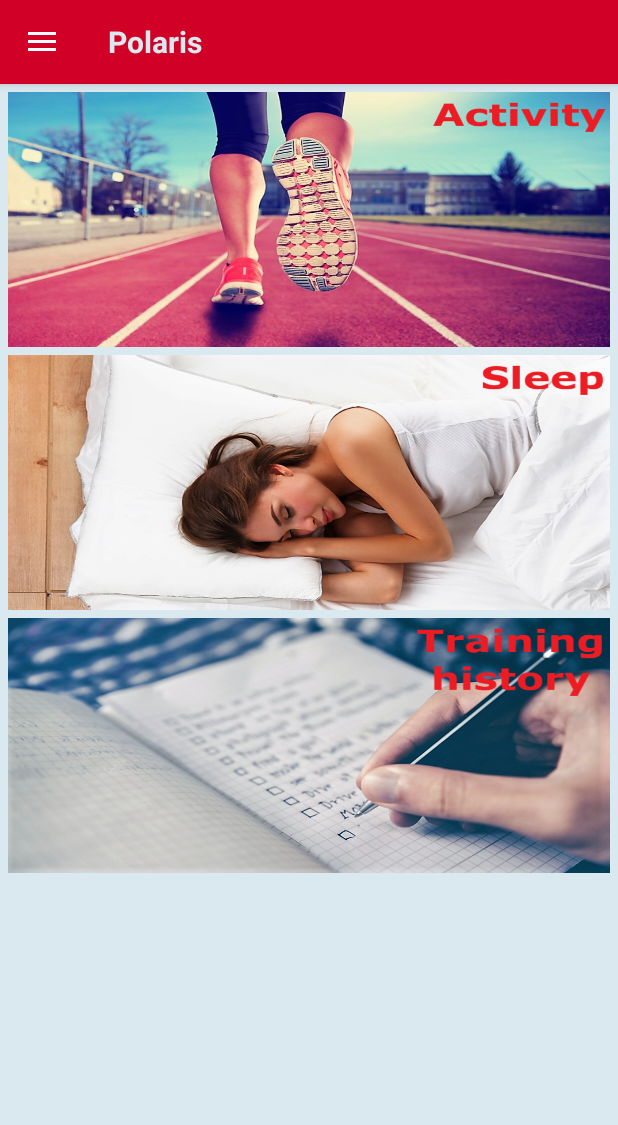
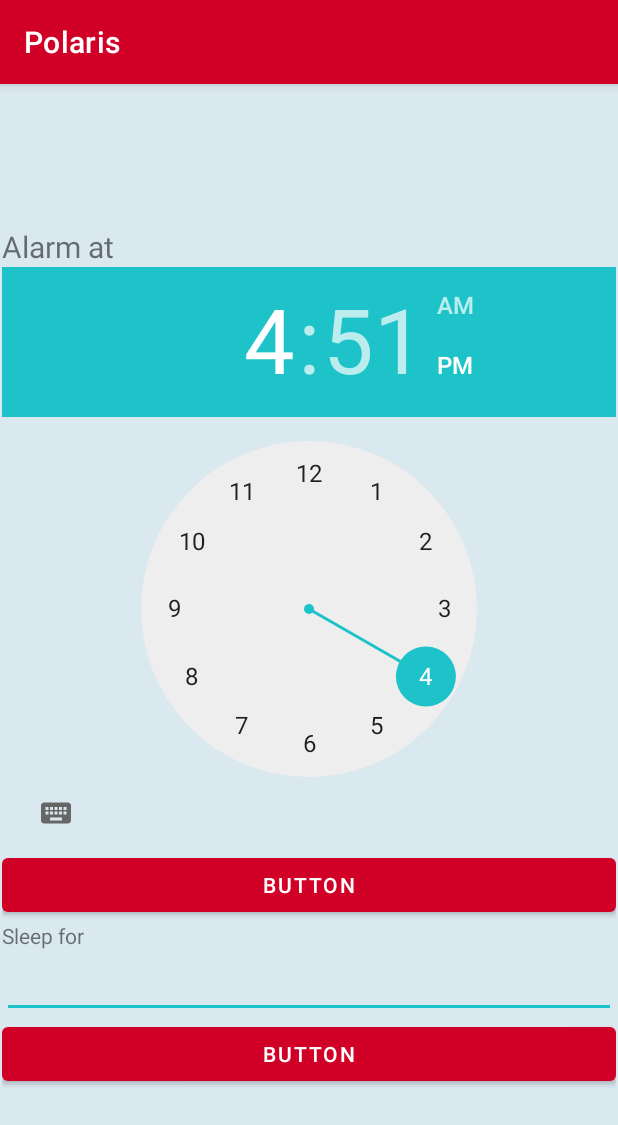
Before and after one commit to basiljung/polarProject, an Android app: the HomeFragment screen opened directly, with no data from a screen before it, after a tap on an icon or button, on a phone screen of 412 x 824 dp. Shown: the top 1125 px of the screen. Run offline under Robolectric (Android 15) with nearby library versions, the phone set to English and light mode, and no system bars; our stand-ins replace Firebase (no records; nobody signed in at launch, a user with empty details on screens opened directly), RxJava; libraries missing offline, so code that uses them is left out: polar.com.sdk; 2 statements that could not run were skipped.

Commit message:
basic UI for sleeping activity

```diff
--- a/app/build.gradle
+++ b/app/build.gradle
@@ -55,6 +55,7 @@ dependencies {
     implementation 'com.google.firebase:firebase-auth:19.1.0'
     implementation 'com.google.firebase:firebase-analytics:17.2.1'
     implementation 'com.google.firebase:firebase-firestore:21.3.0'
+
 }
 
 apply plugin: 'com.google.gms.google-services'
--- a/app/src/main/AndroidManifest.xml
+++ b/app/src/main/AndroidManifest.xml
@@ -15,8 +15,10 @@
         android:roundIcon="@mipmap/ic_polaris_logo_round"
         android:supportsRtl="true"
         android:theme="@style/AppTheme">
-        <activity android:name=".history.HistoryActivity"
-            android:theme="@style/AppTheme.Activity"></activity>
+        <activity android:name=".sleep.SleepActivity"></activity>
+        <activity
+            android:name=".history.HistoryActivity"
+            android:theme="@style/AppTheme.Activity" />
         <activity
             android:name=".IntroActivity"
             android:theme="@style/AppTheme.Intro" />
--- a/app/src/main/java/com/example/polarapp/MainActivity.java
+++ b/app/src/main/java/com/example/polarapp/MainActivity.java
@@ -54,11 +54,6 @@ public class MainActivity extends AppCompatActivity implements NavigationView.On
     protected void onCreate(Bundle savedInstanceState) {
         super.onCreate(savedInstanceState);
         setContentView(R.layout.activity_main);
-
-        //-
-        //String uniqueID = UUID.randomUUID().toString();
-        //Log.d("1234", uniqueID);
-        //-
 
         profilePreferencesManager = new ProfilePreferencesManager(getBaseContext());
         devicePreferencesManager = new DevicePreferencesManager(getBaseContext());
--- /dev/null
+++ b/app/src/main/java/com/example/polarapp/sleep/SleepActivity.java
@@ -0,0 +1,14 @@
+package com.example.polarapp.sleep;
+
+import androidx.appcompat.app.AppCompatActivity;
+import android.os.Bundle;
+import com.example.polarapp.R;
+
+public class SleepActivity extends AppCompatActivity {
+
+    @Override
+    protected void onCreate(Bundle savedInstanceState) {
+        super.onCreate(savedInstanceState);
+        setContentView(R.layout.activity_sleep);
+    }
+}
--- a/app/src/main/java/com/example/polarapp/ui/HomeFragment.java
+++ b/app/src/main/java/com/example/polarapp/ui/HomeFragment.java
@@ -13,6 +13,7 @@ import androidx.fragment.app.Fragment;
 
 import com.example.polarapp.history.HistoryActivity;
 import com.example.polarapp.R;
+import com.example.polarapp.sleep.SleepActivity;
 
 public class HomeFragment extends Fragment {
 
@@ -28,6 +29,7 @@ public class HomeFragment extends Fragment {
             @Override
             public void onClick(View view) {
                 Toast.makeText(getContext(), "Selected Training", Toast.LENGTH_SHORT).show();
+
                 // Start activity with the timer, distance and all the stuff we need.
                 // Use also on it the PolarSDK function with an interface.
                 // Add onPause, onResume, etc in the activity, and call specific functions
@@ -37,7 +39,7 @@ public class HomeFragment extends Fragment {
         sleepImage.setOnClickListener(new View.OnClickListener() {
             @Override
             public void onClick(View view) {
-                Toast.makeText(getContext(), "Selected Sleep", Toast.LENGTH_SHORT).show();
+                openSleepActivity();
                 // Should be something similar to the activity, but you will need to record the sleep.
                 // Add onPause, onResume, etc in the activity, and call specific functions
                 // of the PolarSDK, really important.
@@ -46,14 +48,17 @@ public class HomeFragment extends Fragment {
         historyImage.setOnClickListener(new View.OnClickListener() {
             @Override
             public void onClick(View view) {
-                Toast.makeText(getContext(), "Selected History", Toast.LENGTH_SHORT).show();
                 openHistoryActivity();
-                Toast.makeText(getContext(), "Selected History", Toast.LENGTH_SHORT).show();
                 // Start activity where we'll load all the data saved about the training history.
                 // Showing the last activities, with distance, profile, HR and other things.
             }
         });
         return root;
+    }
+
+    public void openSleepActivity() {
+        Intent myIntent = new Intent(HomeFragment.this.getActivity(), SleepActivity.class);
+        startActivity(myIntent);
     }
 
     public void openHistoryActivity() {
--- a/app/src/main/res/layout/activity_history.xml
+++ b/app/src/main/res/layout/activity_history.xml
@@ -39,9 +39,26 @@
         android:id="@+id/historyList"
         android:layout_width="match_parent"
         android:layout_height="wrap_content"
-        android:layout_margin="2dp">
+        android:layout_margin="5dp">
 
     </ListView>
 
+    <FrameLayout
+        android:id="@+id/fragment_container_devices"
+        android:layout_width="match_parent"
+        android:layout_height="match_parent">
+
+    <com.google.android.material.bottomnavigation.BottomNavigationView
+        android:id="@+id/bottom_navigation"
+        android:layout_width="match_parent"
+        android:layout_height="55dp"
+        android:background="@color/colorPrimary"
+        app:itemIconTint="@drawable/bottom_navigation_devices_colors"
+        app:itemTextColor="@drawable/bottom_navigation_devices_colors"
+        android:layout_gravity="bottom"
+        app:menu="@menu/bottom_navigation_devices_menu"
+        />
+    </FrameLayout>
+
 
 </LinearLayout>
--- /dev/null
+++ b/app/src/main/res/layout/activity_sleep.xml
@@ -0,0 +1,74 @@
+<?xml version="1.0" encoding="utf-8"?>
+<androidx.constraintlayout.widget.ConstraintLayout xmlns:android="http://schemas.android.com/apk/res/android"
+    xmlns:app="http://schemas.android.com/apk/res-auto"
+    xmlns:tools="http://schemas.android.com/tools"
+    android:layout_width="match_parent"
+    android:layout_height="match_parent"
+    tools:context=".sleep.SleepActivity">
+
+    <LinearLayout
+        android:layout_width="409dp"
+        android:layout_height="729dp"
+        android:layout_marginTop="150dp"
+        android:orientation="vertical"
+        app:layout_constraintBottom_toBottomOf="parent"
+        app:layout_constraintEnd_toEndOf="parent"
+        app:layout_constraintStart_toStartOf="parent"
+        app:layout_constraintTop_toTopOf="parent">
+
+        <androidx.constraintlayout.widget.Guideline
+            android:id="@+id/guideline"
+            android:layout_width="match_parent"
+            android:layout_height="wrap_content"
+            android:orientation="vertical" />
+
+        <TextView
+            android:id="@+id/textView3"
+            android:layout_width="match_parent"
+            android:layout_height="wrap_content"
+            android:text="Alarm at"
+            android:textSize="20dp"
+            app:layout_constraintEnd_toEndOf="parent"
+            app:layout_constraintStart_toStartOf="parent" />
+
+        <TimePicker
+            android:layout_width="match_parent"
+            android:layout_height="wrap_content"
+
+            />
+
+        <Button
+            android:id="@+id/button"
+            android:layout_width="match_parent"
+            android:layout_height="wrap_content"
+            android:text="Button"
+            app:layout_constraintEnd_toEndOf="parent"
+            app:layout_constraintStart_toStartOf="parent" />
+
+        <TextView
+            android:id="@+id/textView4"
+            android:layout_width="match_parent"
+            android:layout_height="wrap_content"
+            android:text="Sleep for"
+            app:layout_constraintEnd_toEndOf="parent"
+            app:layout_constraintStart_toStartOf="parent" />
+
+        <EditText
+            android:id="@+id/editText5"
+            android:layout_width="match_parent"
+            android:layout_height="wrap_content"
+            android:ems="10"
+            android:inputType="time"
+            app:layout_constraintEnd_toEndOf="parent"
+            app:layout_constraintStart_toStartOf="parent" />
+
+        <Button
+            android:id="@+id/button2"
+            android:layout_width="match_parent"
+            android:layout_height="wrap_content"
+            android:text="Button"
+            app:layout_constraintEnd_toEndOf="parent"
+            app:layout_constraintStart_toStartOf="parent" />
+
+    </LinearLayout>
+</androidx.constraintlayout.widget.ConstraintLayout>
```
